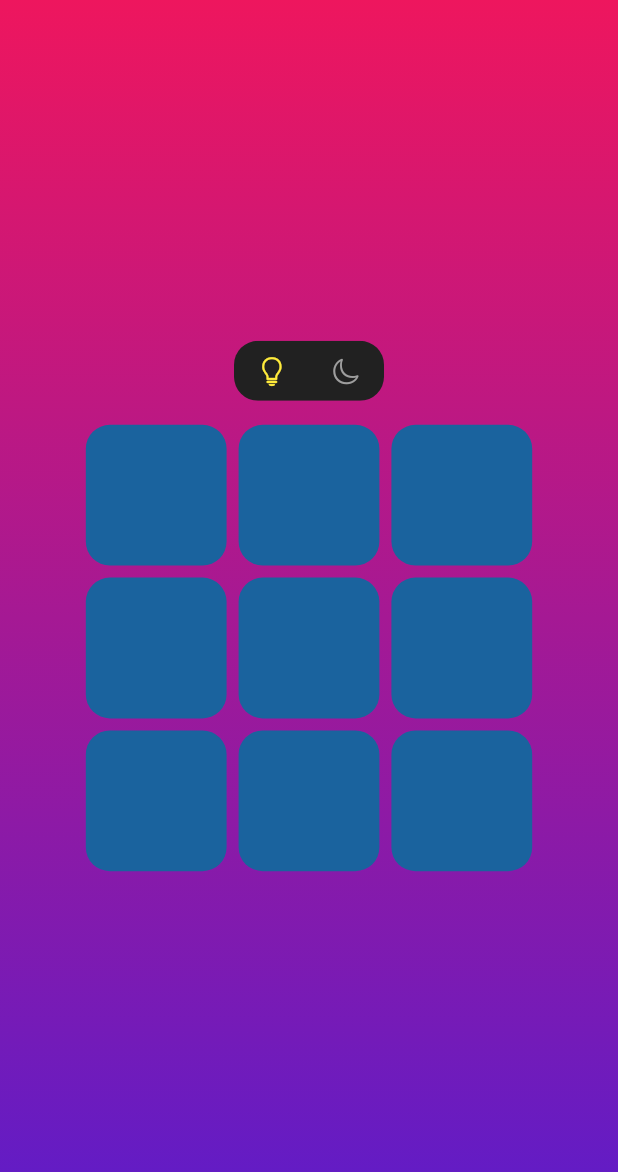
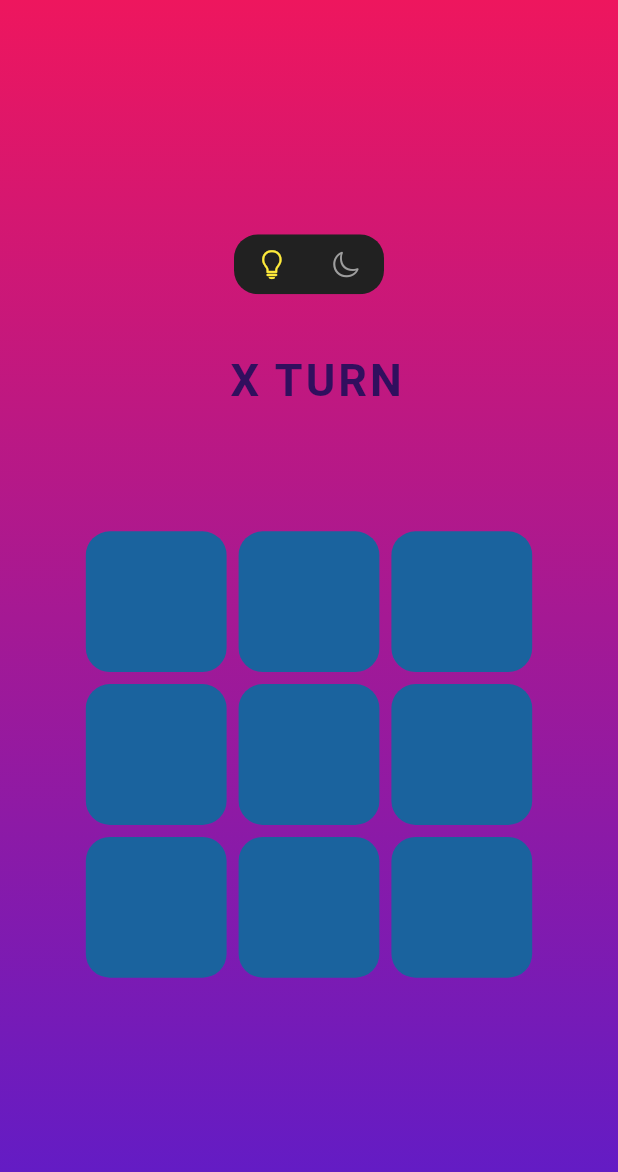
Before and after one commit to 7kOz/TikTacToe, a Flutter app: the screen it shows after launch, on a phone screen of 412 x 824 dp. Shown: the top 1172 px of the screen. Run offline on Flutter 3.47's test engine with Material 2 defaults, Android fonts, the light colour scheme and no system bars; our stand-ins replace get.

Commit message:
player turns & result widgets added

```diff
--- a/lib/screens/tiktactoe_screen.dart
+++ b/lib/screens/tiktactoe_screen.dart
@@ -2,6 +2,9 @@ import 'package:flutter/material.dart';
 import 'package:get/get.dart';
 import 'package:tiktactoezzz/controllers/game_controller.dart';
 import 'package:tiktactoezzz/ui/widgets/game_widget.dart';
+import 'package:tiktactoezzz/ui/widgets/play_again_button.dart';
+import 'package:tiktactoezzz/ui/widgets/player_turn_widget.dart';
+import 'package:tiktactoezzz/ui/widgets/result_widget.dart';
 import 'package:tiktactoezzz/ui/widgets/theme_button.dart';
 
 class TikTacToeScreen extends StatelessWidget {
@@ -45,7 +48,12 @@ class TikTacToeScreen extends StatelessWidget {
                   crossAxisAlignment: CrossAxisAlignment.center,
                   children: [
                     ThemeButton(),
+                    const SizedBox(height: 40),
+                    PlayerTurnWidget(),
+                    ResultWidget(),
+                    const SizedBox(height: 20),
                     GameWidget(),
+                    PlayAgainButton(),
                   ],
                 );
               },
--- /dev/null
+++ b/lib/ui/widgets/player_turn_widget.dart
@@ -0,0 +1,20 @@
+import 'package:flutter/material.dart';
+import 'package:get/get.dart';
+import 'package:tiktactoezzz/controllers/game_controller.dart';
+
+class PlayerTurnWidget extends StatelessWidget {
+  PlayerTurnWidget({Key? key}) : super(key: key);
+
+  GameController gameController = Get.put(GameController());
+  @override
+  Widget build(BuildContext context) {
+    return Text(
+      ' ${gameController.lastValue} turn'.toUpperCase(),
+      style: TextStyle(
+          color: context.theme.focusColor,
+          fontSize: 30,
+          fontWeight: FontWeight.w600,
+          letterSpacing: 2),
+    );
+  }
+}
```
Also changed, not shown: lib/ui/widgets/play_again_button.dart (added, +39 -0 lines), lib/ui/widgets/result_widget.dart (added, +18 -0 lines).
